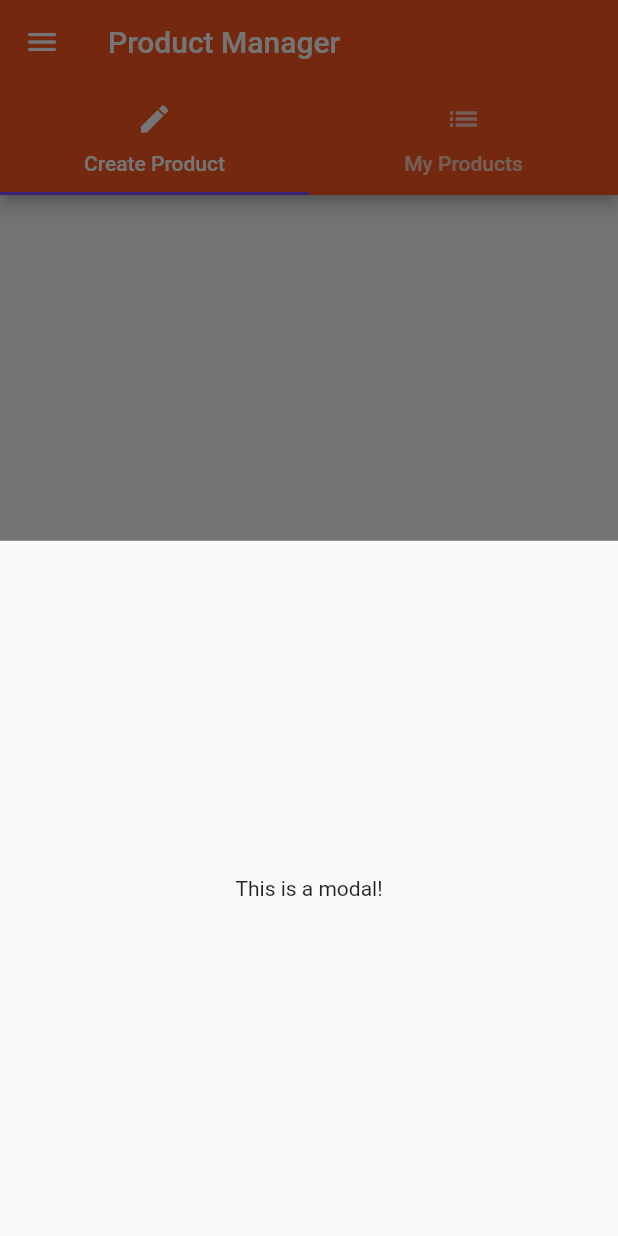
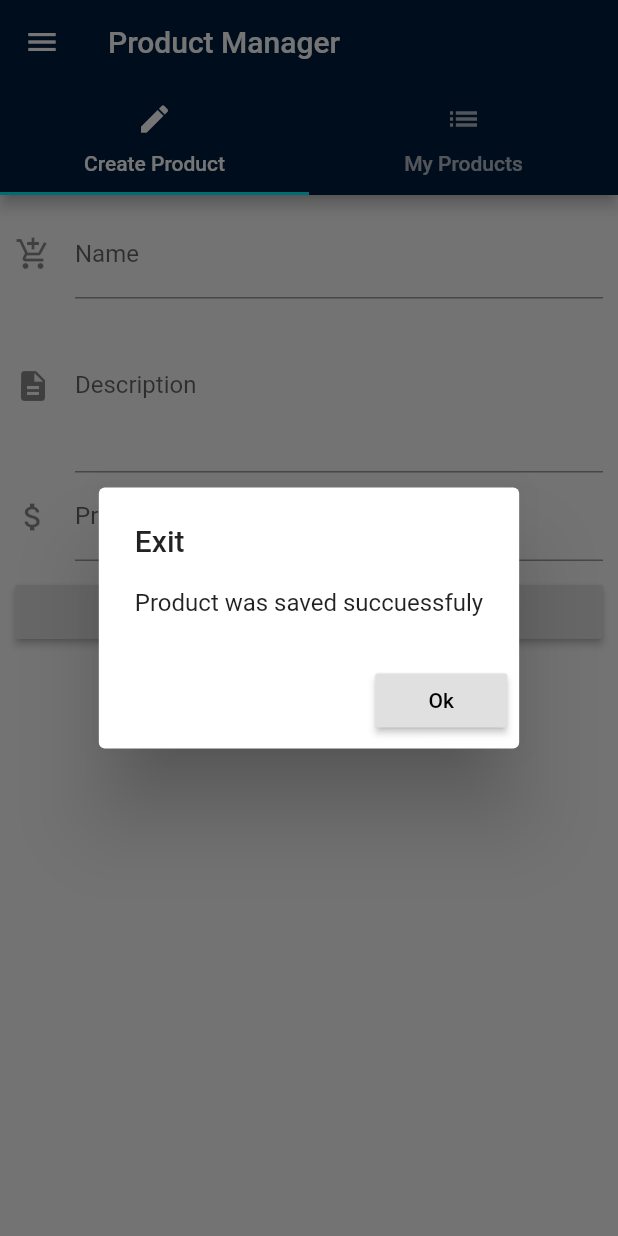
Before and after one commit to carlosmoran97/curso_flutter, a Flutter app: the ProductAdminPage screen opened by its route, after a tap on "Save", on a phone screen of 412 x 824 dp. Run offline on Flutter 3.47's test engine with Material 2 defaults, Android fonts, the phone set to English and light mode, and no system bars.

Commit message:
Handling input

```diff
--- a/lib/main.dart
+++ b/lib/main.dart
@@ -22,9 +22,9 @@ class MyApp extends StatefulWidget {
 
 class _MyApp extends State<MyApp>{
 
-  List<Map<String, String>> _products = [];
+  List<Map<String, dynamic>> _products = [];
 
-  void _addProduct(Map<String, String> product) {
+  void _addProduct(Map<String, dynamic> product) {
     setState(() {
       _products.add(product);
     });
@@ -42,19 +42,31 @@ class _MyApp extends State<MyApp>{
       theme: ThemeData(
         //brightness: Brightness.dark, // apariencia oscura, como modo nocturno :)
         brightness: Brightness.light,
-        primarySwatch: Colors.deepOrange,
-        accentColor: Colors.deepPurpleAccent
+        primarySwatch: const MaterialColor(0xFF001C3E, <int, Color>{
+          50: const Color(0xFF001C3E),
+          100: const Color(0xFF001C3E),
+          200: const Color(0xFF001C3E),
+          300: const Color(0xFF001C3E),
+          400: const Color(0xFF001C3E),
+          500: const Color(0xFF001C3E),
+          600: const Color(0xFF001C3E),
+          700: const Color(0xFF001C3E),
+          800: const Color(0xFF001C3E),
+          900: const Color(0xFF001C3E)
+        }),
+        accentColor: MaterialColor(0xFF00ECFD, <int, Color>{}),
       ),
       //home: AuthPage(),
       // no se puede tener el argument home y la ruta / al mismo tiempo
       // porque resulta reduntante
       routes: {
-        '/admin': (BuildContext context) => ProductAdminPage(),
         '/':(BuildContext context) => ProductsPage(
-          _products,
+          _products
+        ),
+        '/admin': (BuildContext context) => ProductAdminPage(
           _addProduct,
           _deleteProduct
-        )
+        ),
       },
       onGenerateRoute: (RouteSettings settings){
         final List<String> pathElements = settings.name.split('/');
@@ -66,7 +78,10 @@ class _MyApp extends State<MyApp>{
           return MaterialPageRoute<bool>(
             builder: (BuildContext context) => ProductPage(
               _products[index]['title'],
-              _products[index]['imageUrl']
+              //_products[index]['imageUrl']
+              'assets/img/food.jpg',
+              _products[index]['description'],
+              _products[index]['price']
             )
           );
         }
@@ -75,9 +90,7 @@ class _MyApp extends State<MyApp>{
         return MaterialPageRoute(
           builder: (BuildContext context) =>
             ProductsPage(
-              _products,
-              _addProduct,
-              _deleteProduct
+              _products
             )
         );
       },
--- a/lib/pages/product_admin_page.dart
+++ b/lib/pages/product_admin_page.dart
@@ -4,6 +4,12 @@ import 'product_create_page.dart';
 import 'product_list_page.dart';
 
 class ProductAdminPage extends StatelessWidget {
+
+  final Function _addProduct;
+  final Function _deleteProduct;
+
+  ProductAdminPage(this._addProduct, this._deleteProduct);
+
   @override
   Widget build(BuildContext context) {
     return DefaultTabController(
@@ -26,7 +32,9 @@ class ProductAdminPage extends StatelessWidget {
         ),
         body: TabBarView(
           children: <Widget>[
-            ProductCreatePage(),
+            ProductCreatePage(
+              _addProduct
+            ),
             ProductListPage()
           ],
         ),
--- a/lib/pages/product_create_page.dart
+++ b/lib/pages/product_create_page.dart
@@ -1,24 +1,119 @@
 import 'package:flutter/material.dart';
 
-class ProductCreatePage extends StatelessWidget{
+class ProductCreatePage extends StatefulWidget {
+
+  final Function addProduct;
+
+  ProductCreatePage(this.addProduct);
+
+  @override
+  State<StatefulWidget> createState() {
+    return _ProductCreatePageState();
+  }
+}
+
+class _ProductCreatePageState extends State<ProductCreatePage> {
+  String _titleValue = '';
+  String _descriptionValue = '';
+  double _priceValue = 0.00;
+
   @override
   Widget build(BuildContext context) {
-    // TODO: implement build
-    return Center(
-      child: RaisedButton(
+    return Container(
+        margin: EdgeInsets.all(10.0),
+        child: ListView(
+        children: <Widget>[
+          TextField(
+
+            decoration: InputDecoration(
+              labelText: 'Name',
+              icon: Icon(
+                Icons.add_shopping_cart
+              ),
+            ),
+            onChanged: (String value) {
+              setState(() {
+                _titleValue = value;
+              });
+            },
+          ),
+          TextField(
+            decoration: InputDecoration(
+              icon: Icon(
+                Icons.description
+              ),
+              labelText: 'Description'
+            ),
+            maxLines: 4,
+            onChanged: (String value) {
+              setState(() {
+                _descriptionValue = value;
+              });
+            },
+          ),
+          TextField(
+            decoration: InputDecoration(
+              icon: Icon(
+                Icons.attach_money
+              ),
+              labelText: 'Price'
+            ),
+            keyboardType: TextInputType.number,
+            onChanged: (String value) {
+              setState(() {
+                _priceValue = double.parse(value);
+              });
+            },
+          ),
+          SizedBox(
+            height: 10.0,
+          ),
+          RaisedButton(
             child: Text('Save'),
             onPressed: (){
-          showModalBottomSheet(
+              final Map<String, dynamic> product = {
+                'title': _titleValue,
+                'description':_descriptionValue,
+                'price':_priceValue
+              };
+
+              widget.addProduct(product);
+
+              showDialog(
                 context: context,
                 builder: (BuildContext context){
-              return Center(
-                child: Text('This is a modal!'),
+                  return AlertDialog(
+                    title: Text(
+                      'Exit'
+                    ),
+                    content: Text(
+                      'Product was saved succuessfuly'
+                    ),
+                    actions: <Widget>[
+                      RaisedButton(
+                        child: Text(
+                          'Ok',
+                          style: TextStyle(
+                            color: Colors.black
+                          ),
+                        ),
+                        onPressed: (){
+                          setState(() {
+                            _descriptionValue = '';
+                            _titleValue = '';
+                            _priceValue = 0.0;
+                          });
+                          Navigator.pop(context);
+                        },
+                      )
+                    ],
                   );
                 }
               );
             },
-      ),
+          )
+        ],
+      )
     );
   }
-
 }
--- a/lib/pages/product_page.dart
+++ b/lib/pages/product_page.dart
@@ -4,9 +4,11 @@ import 'package:flutter/material.dart';
 class ProductPage extends StatelessWidget{
 
   final String title;
+  final String description;
+  final double price;
   final String imageUrl;
 
-  ProductPage(this.title, this.imageUrl);
+  ProductPage(this.title, this.imageUrl, this.description, this.price);
 
   void _showWarningDialog(BuildContext context){
     showDialog(
@@ -64,7 +66,19 @@ class ProductPage extends StatelessWidget{
             Padding(
               padding: EdgeInsets.all(10.0),
               child: Text(
-                title
+                title != null ? title : ''
+              ),
+            ),
+            Padding(
+              padding: EdgeInsets.all(10.0),
+              child: Text(
+                description != null ? description : ''
+              ),
+            ),
+            Padding(
+              padding: EdgeInsets.all(10.0),
+              child: Text(
+                price != null ? 'Precio: $price' : ''
               ),
             ),
             Padding(
--- a/lib/pages/products_page.dart
+++ b/lib/pages/products_page.dart
@@ -3,11 +3,9 @@ import '../product_manager.dart';
 
 class ProductsPage extends StatelessWidget {
 
-  final List<Map<String, String>> _products;
-  final Function _addProduct;
-  final Function _deleteProduct;
+  final List<Map<String, dynamic>> _products;
 
-  ProductsPage(this._products, this._addProduct, this._deleteProduct);
+  ProductsPage(this._products);
 
   @override
   Widget build(BuildContext context) {
@@ -16,7 +14,7 @@ class ProductsPage extends StatelessWidget {
       appBar: AppBar(
         title: Text('EasyList'),
       ),
-      body: ProductManager(_products, _addProduct, _deleteProduct),
+      body: ProductManager(_products),
       drawer: Drawer(
         child: Column(
           children: <Widget>[
```
Also changed, not shown: lib/product_control.dart (deleted, +0 -25 lines), lib/product_manager.dart (+3 -7 lines), lib/products.dart (+4 -9 lines). Lines whose indentation alone changed are shown as unchanged.
